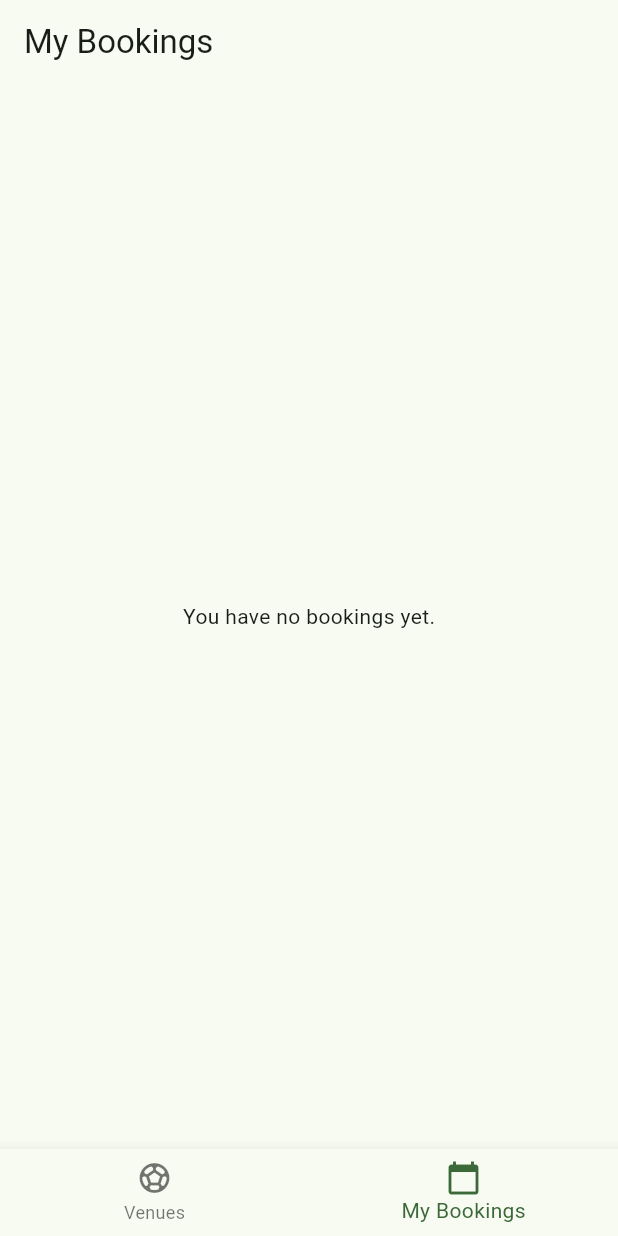
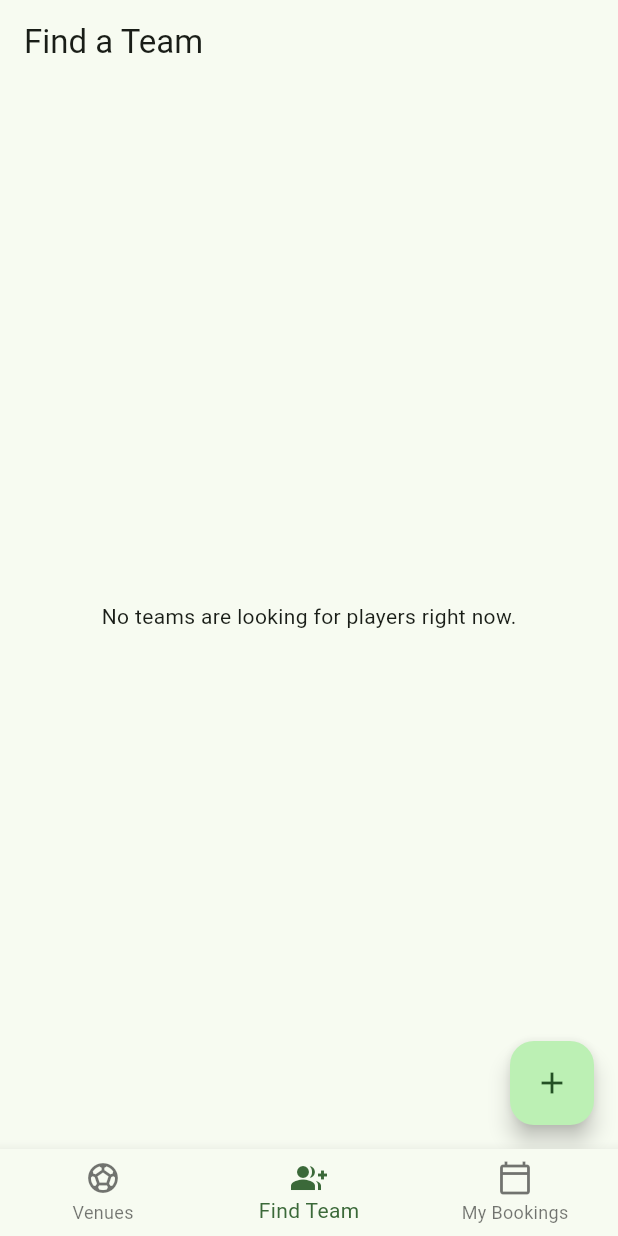
Before and after one commit to Soniya-54/sports_management_app, a Flutter app: the screen it shows once a user with an empty profile is signed in, item 2 of the bottom bar chosen, on a phone screen of 412 x 824 dp. Run offline on Flutter 3.47's test engine with Material 3 defaults, Android fonts, the phone set to English and light mode, and no system bars; our stand-ins replace cloud_firestore, firebase_auth, firebase_core, table_calendar; accounts and stored records are empty; Roboto replaces fonts that are missing (Poppins).

Commit message:
Feat: Implement create and view team formation posts

```diff
--- a/lib/screens/player_tabs_screen.dart
+++ b/lib/screens/player_tabs_screen.dart
@@ -1,8 +1,9 @@
-// lib/screens/tabs_screen.dart
+// lib/screens/player_tabs_screen.dart
 
 import 'package:flutter/material.dart';
 import 'venue_list_screen.dart';
-import 'my_bookings_screen.dart'; // We will create this file next
+import 'my_bookings_screen.dart';
+import 'team_finder_screen.dart'; // <-- 1. IMPORT THE NEW SCREEN
 
 class PlayerTabsScreen extends StatefulWidget {
   const PlayerTabsScreen({super.key});
@@ -12,12 +13,13 @@ class PlayerTabsScreen extends StatefulWidget {
 }
 
 class _PlayerTabsScreenState extends State<PlayerTabsScreen> {
-  int _selectedPageIndex = 0; // Index of the currently selected tab
+  int _selectedPageIndex = 0;
 
-  // List of the main screens of our app
+  // V-- 2. ADD THE NEW SCREEN TO THE LIST OF PAGES --V
   final List<Widget> _pages = [
     const VenueListScreen(),
-    const MyBookingsScreen(), // We will create this screen next
+    const TeamFinderScreen(), // The new screen is now the second tab
+    const MyBookingsScreen(),
   ];
 
   void _selectPage(int index) {
@@ -29,17 +31,23 @@ class _PlayerTabsScreenState extends State<PlayerTabsScreen> {
   @override
   Widget build(BuildContext context) {
     return Scaffold(
-      // The body will be the currently selected page from our _pages list
       body: _pages[_selectedPageIndex],
-      // The BottomNavigationBar is the bar at the bottom
       bottomNavigationBar: BottomNavigationBar(
         onTap: _selectPage,
         currentIndex: _selectedPageIndex,
+        // Increase the font size for selected items for better visibility
+        selectedFontSize: 14,
+        // V-- 3. ADD THE NEW ITEM TO THE NAVIGATION BAR --V
         items: const [
           BottomNavigationBarItem(
             icon: Icon(Icons.sports_soccer_outlined),
-            activeIcon: Icon(Icons.sports_soccer), // A different icon when selected
+            activeIcon: Icon(Icons.sports_soccer),
             label: 'Venues',
+          ),
+          BottomNavigationBarItem(
+            icon: Icon(Icons.group_add_outlined),
+            activeIcon: Icon(Icons.group_add),
+            label: 'Find Team',
           ),
           BottomNavigationBarItem(
             icon: Icon(Icons.calendar_today_outlined),
--- /dev/null
+++ b/lib/screens/team_finder_screen.dart
@@ -0,0 +1,80 @@
+// lib/screens/team_finder_screen.dart
+
+import 'package:flutter/material.dart';
+import 'package:cloud_firestore/cloud_firestore.dart';
+import 'package:intl/intl.dart';
+import 'create_post_screen.dart';
+
+class TeamFinderScreen extends StatelessWidget {
+  const TeamFinderScreen({super.key});
+
+  @override
+  Widget build(BuildContext context) {
+    return Scaffold(
+      appBar: AppBar(
+        title: const Text('Find a Team'),
+      ),
+      body: StreamBuilder<QuerySnapshot>(
+        // Query the 'team_posts' collection, order by newest first.
+        stream: FirebaseFirestore.instance
+            .collection('team_posts')
+            .orderBy('createdAt', descending: true)
+            .snapshots(),
+        builder: (context, snapshot) {
+          if (snapshot.connectionState == ConnectionState.waiting) {
+            return const Center(child: CircularProgressIndicator());
+          }
+          if (snapshot.hasError) {
+            return const Center(child: Text('Something went wrong!'));
+          }
+          if (!snapshot.hasData || snapshot.data!.docs.isEmpty) {
+            return const Center(
+              child: Text('No teams are looking for players right now.'),
+            );
+          }
+
+          final posts = snapshot.data!.docs;
+
+          return ListView.builder(
+            itemCount: posts.length,
+            itemBuilder: (context, index) {
+              final postData = posts[index].data() as Map<String, dynamic>;
+              final gameDate = (postData['gameDate'] as Timestamp).toDate();
+              final formattedDate = DateFormat.yMMMd().format(gameDate); // e.g., "Sep 21, 2025"
+
+              return Card(
+                margin: const EdgeInsets.symmetric(vertical: 8, horizontal: 12),
+                child: ListTile(
+                  leading: const Icon(Icons.group_add),
+                  title: Text(
+                    'Need ${postData['playersNeeded']} for ${postData['sportType']}',
+                    style: const TextStyle(fontWeight: FontWeight.bold),
+                  ),
+                  subtitle: Text(
+                    'At ${postData['venueName']} on $formattedDate at ${postData['gameTime']}',
+                  ),
+                  trailing: ElevatedButton(
+                    onPressed: () {
+                      // TODO: Implement "Join Team" logic
+                    },
+                    child: const Text('Join'),
+                  ),
+                ),
+              );
+            },
+          );
+        },
+      ),
+      floatingActionButton: FloatingActionButton(
+        // V-- 2. UPDATE THE ONPRESSED FUNCTION --V
+        onPressed: () {
+          Navigator.of(context).push(
+            MaterialPageRoute(builder: (context) => const CreatePostScreen()),
+          );
+        },
+        child: const Icon(Icons.add),
+        tooltip: 'Create a post',
+      ),
+    );
+  }
+}
```
Also changed, not shown: lib/models/team_post_model.dart (added, +30 -0 lines), lib/screens/create_post_screen.dart (added, +173 -0 lines), 1 other file.
